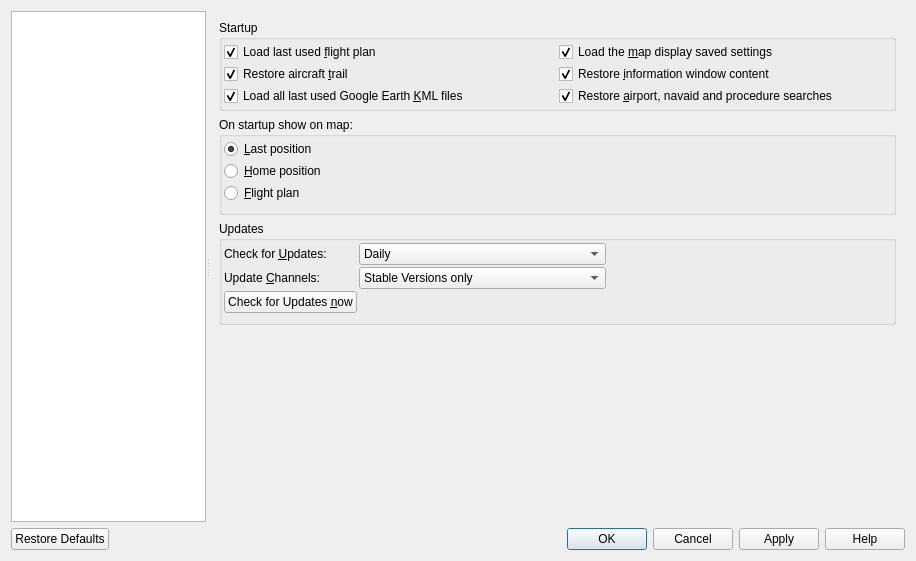
albar965/littlenavmap, file src/options/options.ui: the form before one commit.
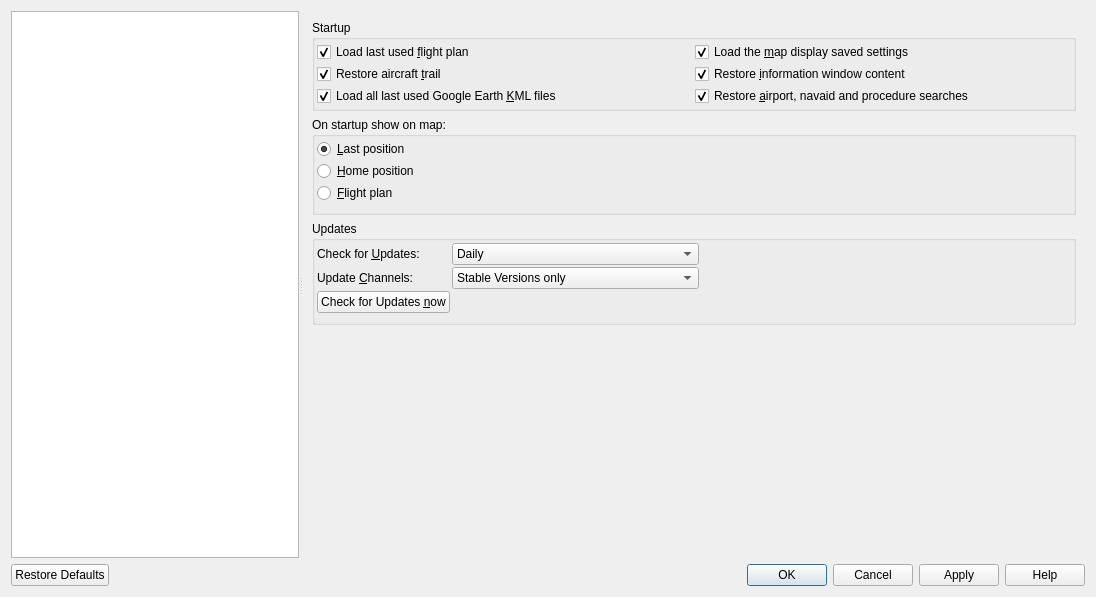
The form after the commit.

```diff
--- a/src/options/options.ui
+++ b/src/options/options.ui
@@ -6,8 +6,8 @@
    <rect>
     <x>0</x>
     <y>0</y>
-    <width>916</width>
-    <height>561</height>
+    <width>1096</width>
+    <height>597</height>
    </rect>
   </property>
   <property name="windowTitle">
```
Left out of the diff: 4 changed lines with no effect on the pictures.
